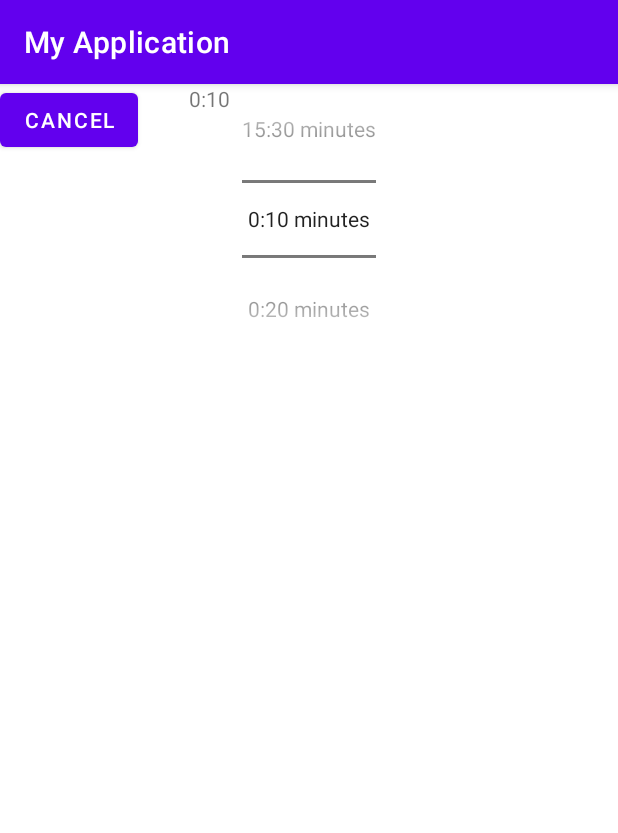
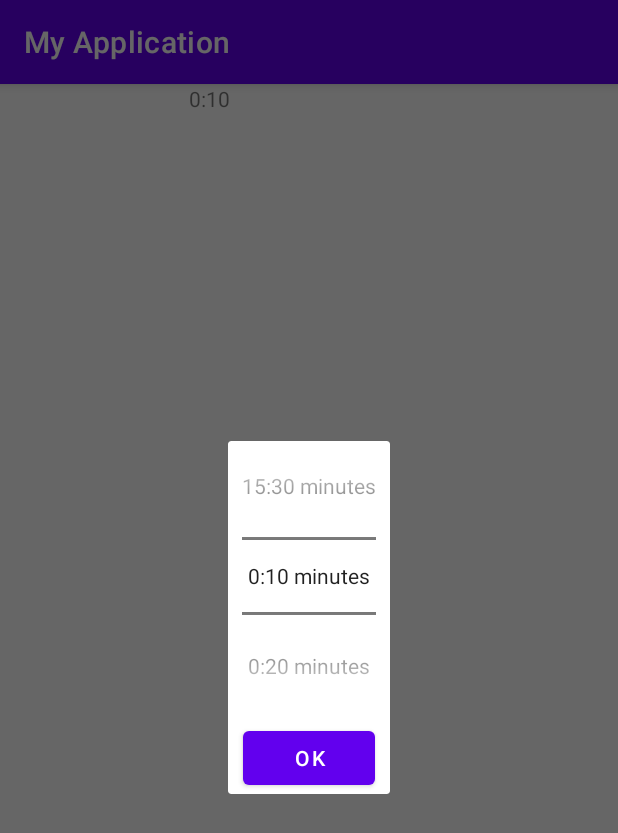
Before and after one commit to telvinzhong/workoutTimerMobileApp, an Android app: the workoutActivity screen opened directly, with no data from a screen before it, after a tap on "0:10", on a phone screen of 412 x 824 dp. Shown: the top 833 px of the screen. Run offline under Robolectric (Android 15) with nearby library versions, the phone set to English and light mode, and no system bars.

Commit message:
picker with diaglog

```diff
--- a/app/src/main/java/edu/neu/madcourse/myapplication/workoutActivity.java
+++ b/app/src/main/java/edu/neu/madcourse/myapplication/workoutActivity.java
@@ -2,7 +2,6 @@ package edu.neu.madcourse.myapplication;
 
 import android.app.Dialog;
 import android.os.Bundle;
-import android.util.Log;
 import android.view.View;
 import android.widget.Button;
 import android.widget.NumberPicker;
@@ -13,39 +12,53 @@ import androidx.appcompat.app.AppCompatActivity;
 public class workoutActivity extends AppCompatActivity {
     private NumberPicker exerciseTimePicker;
     private TextView exerciseTime;
+    static Dialog d ;
+
 
     @Override
     protected void onCreate(Bundle savedInstanceState) {
         super.onCreate(savedInstanceState);
         setContentView(R.layout.activity_workout);
+        exerciseTime = findViewById(R.id.exercisetime);
 
-        exerciseTimePicker = findViewById(R.id.exercisetimepicker);
-        exerciseTime = findViewById(R.id.exercisetime);
+        exerciseTime.setOnClickListener(new View.OnClickListener() {
+            @Override
+            public void onClick(View v) {
+                show();
+            }
+        });
+
+
+}
+    public void show()
+    {
+        final Dialog d = new Dialog(this);
+        d.setTitle("NumberPicker");
+        d.setContentView(R.layout.dialog);
+        Button b2 = d.findViewById(R.id.ok);
+        exerciseTimePicker = d.findViewById(R.id.exercisetimepicker);
 
         Time.initTime();
         exerciseTimePicker.setMaxValue(Time.getTimeArrayList().size() -1);
         exerciseTimePicker.setMinValue(0);
         exerciseTimePicker.setDisplayedValues(Time.timeString());
 
-        exerciseTimePicker.setVisibility(View.GONE);
-
-        exerciseTime.setOnClickListener(new View.OnClickListener() {
-            @Override
-            public void onClick(View v) {
-                exerciseTimePicker.setVisibility(View.VISIBLE);
-//                show();
-            }
-        });
-
-
-
         exerciseTimePicker.setOnValueChangedListener(new NumberPicker.OnValueChangeListener() {
             @Override
             public void onValueChange(NumberPicker numberPicker, int oldValue, int newValue) {
                 exerciseTime.setText(Time.getTimeArrayList().get(newValue).getMinute() +":"+ Time.getTimeArrayList().get(newValue).getSecond());
             }
+    });
 
-    });
-}
+        b2.setOnClickListener(new View.OnClickListener()
+        {
+            @Override
+            public void onClick(View v) {
+                d.dismiss();
+            }
+        });
+        d.show();
+    }
+
 
 }
--- a/app/src/main/res/layout/activity_main.xml
+++ b/app/src/main/res/layout/activity_main.xml
@@ -28,14 +28,14 @@
         android:onClick="onClick"
         android:text="Start Workout"
         app:layout_constraintBottom_toBottomOf="parent"
-        app:layout_constraintEnd_toStartOf="@+id/button2"
+        app:layout_constraintEnd_toStartOf="@+id/ok"
         app:layout_constraintHorizontal_bias="1.0"
         app:layout_constraintStart_toStartOf="parent"
         app:layout_constraintTop_toTopOf="parent"
         app:layout_constraintVertical_bias="0.265" />
 
     <Button
-        android:id="@+id/button2"
+        android:id="@+id/ok"
         android:layout_width="wrap_content"
         android:layout_height="wrap_content"
         android:text="Settings"
--- a/app/src/main/res/layout/activity_workout.xml
+++ b/app/src/main/res/layout/activity_workout.xml
@@ -4,20 +4,6 @@
     xmlns:tools="http://schemas.android.com/tools"
     android:layout_width="match_parent"
     android:layout_height="match_parent">
-
-    <NumberPicker
-        android:id="@+id/exercisetimepicker"
-        android:layout_width="wrap_content"
-        android:layout_height="wrap_content"
-        app:layout_constraintEnd_toEndOf="parent"
-        app:layout_constraintStart_toStartOf="parent"></NumberPicker>
-    <Button
-        android:id="@+id/button2"
-        android:layout_width="wrap_content"
-        android:layout_height="wrap_content"
-        android:layout_marginLeft="20dp"
-        android:layout_marginTop="98dp"
-        android:text="Cancel" />
 
     <TextView
         android:id="@+id/exercisetime"
--- a/app/src/main/res/layout/dialog.xml
+++ b/app/src/main/res/layout/dialog.xml
@@ -8,23 +8,23 @@
 <RelativeLayout xmlns:android="http://schemas.android.com/apk/res/android"
     android:layout_width="fill_parent"
     android:layout_height="fill_parent" >
+
     <NumberPicker
         android:id="@+id/exercisetimepicker"
         android:layout_width="wrap_content"
         android:layout_height="wrap_content"
         android:layout_alignParentTop="true"
-        android:layout_centerHorizontal="true"
-        ></NumberPicker>
+        android:layout_centerHorizontal="true" />
 
     <Button
-        android:id="@+id/button2"
+        android:id="@+id/ok"
         android:layout_width="wrap_content"
         android:layout_height="wrap_content"
         android:layout_below="@+id/exercisetimepicker"
         android:layout_centerHorizontal="true"
         android:layout_marginLeft="20dp"
         android:layout_marginTop="7dp"
-        android:text="Cancel" />
+        android:text="OK" />
 
 
 </RelativeLayout>
```
